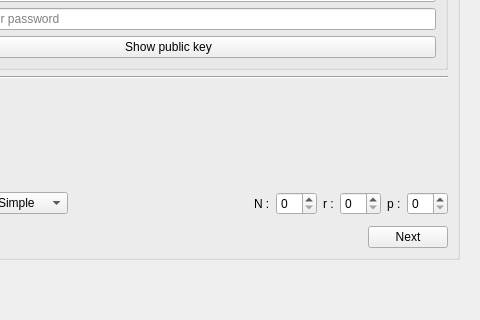
Old version of the form src/sakia/gui/dialogs/connection_cfg/connection_cfg.ui in the repository duniter/sakia; both pictures show x 143 to 623 and y 257 to 577 of the 623 by 577 pixel window.
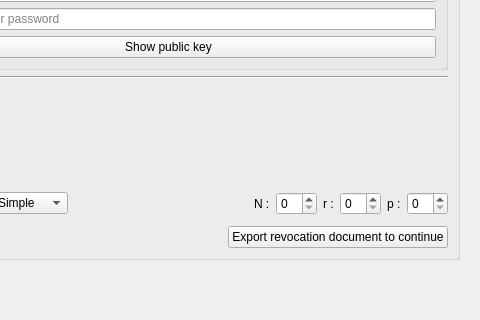
New version of the form. The open tabs and pages were chosen to show the change. Icons and pictures are not drawn.

Commit message: Make revocation saving mandatory

Diff of the .ui file:
```diff
--- a/src/sakia/gui/dialogs/connection_cfg/connection_cfg.ui
+++ b/src/sakia/gui/dialogs/connection_cfg/connection_cfg.ui
@@ -433,7 +433,7 @@
             <item>
              <widget class="QPushButton" name="button_next">
               <property name="text">
-               <string>Next</string>
+               <string>Export revocation document to continue</string>
               </property>
              </widget>
             </item>
```
The commit also changes 7 other files.
